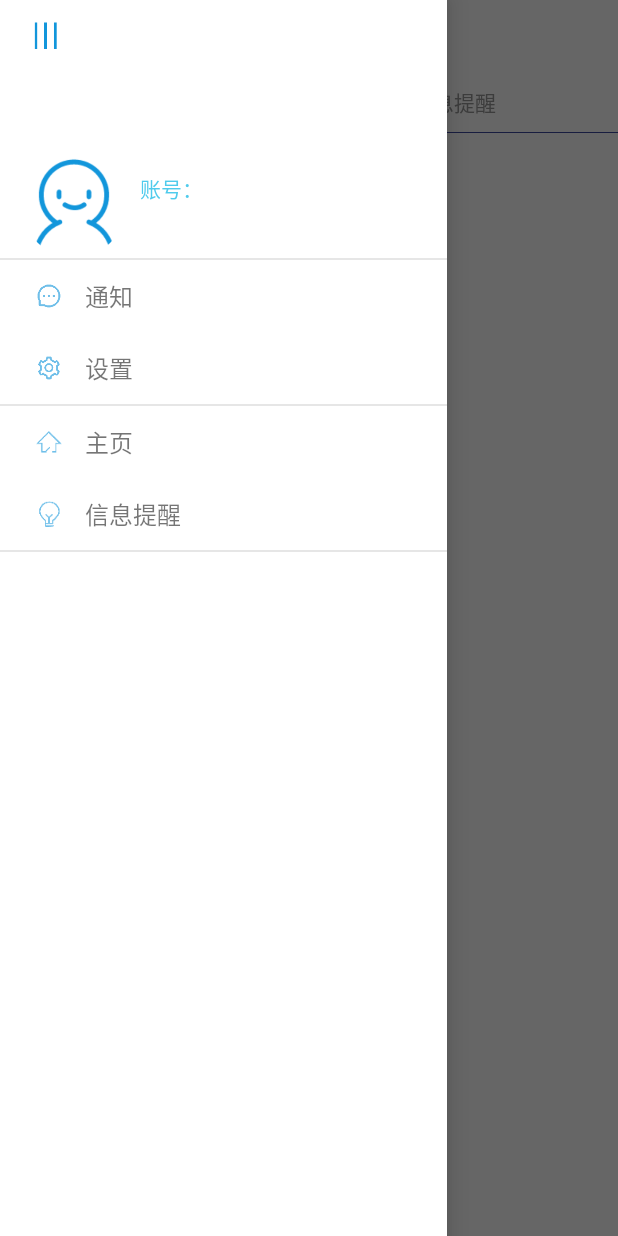
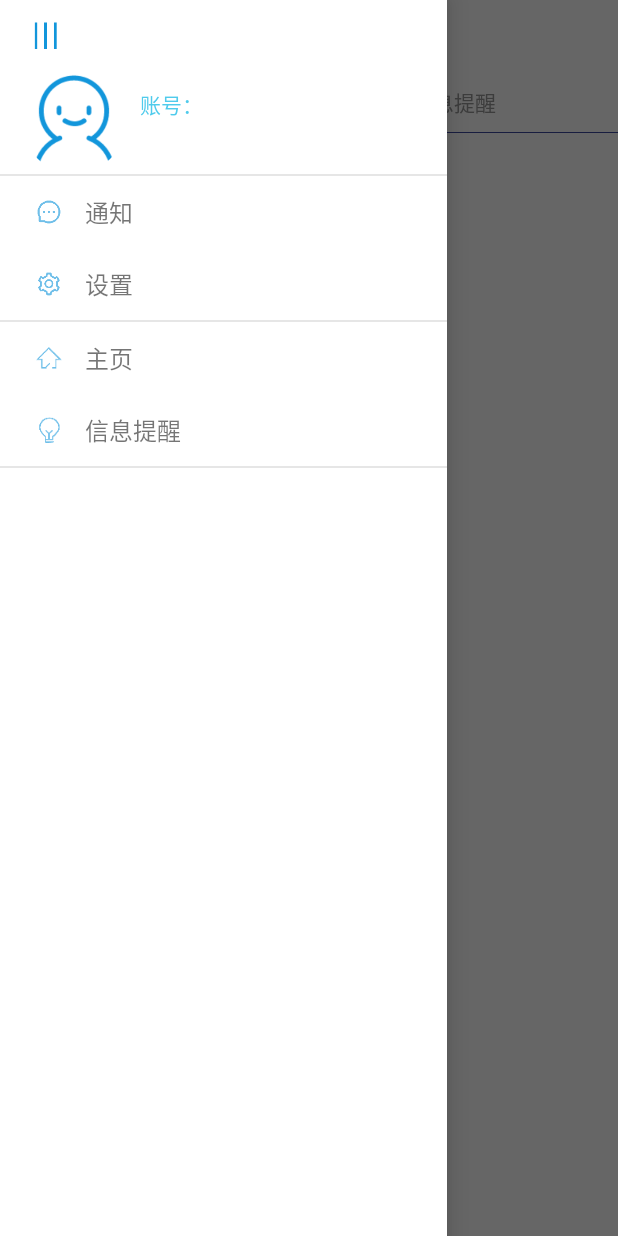
Before and after one commit to sparrowleung/RentalHouseManager, an Android app: the MainActivity screen opened directly, with no data from a screen before it, with the side drawer open, on a phone screen of 412 x 824 dp. Run offline under Robolectric (Android 15) with nearby library versions, the phone set to English and light mode, and no system bars; our stand-ins replace CircleImageView, data binding; libraries missing offline, so code that uses them is left out: cn.bmob.v3; 6 statements that could not run were skipped.

Commit message:
GuillotineView Open By Click DrawerIcon in MainActivity

```diff
--- a/app/src/main/java/com/example/samsung/rentalhousemanager/main/MainActivity.java
+++ b/app/src/main/java/com/example/samsung/rentalhousemanager/main/MainActivity.java
@@ -119,7 +119,8 @@ public class MainActivity extends BaseActivity implements IMainView, GuillotineL
         setupActionBar();
         setTabPadding(mTabLayout);
 
-        mDrawerLayout.addView(guillotineView, new DrawerLayout.LayoutParams(DrawerLayout.LayoutParams.WRAP_CONTENT, DrawerLayout.LayoutParams.WRAP_CONTENT));
+        int width = (int) TypedValue.applyDimension(TypedValue.COMPLEX_UNIT_DIP, 298, this.getResources().getDisplayMetrics());
+        mDrawerLayout.addView(guillotineView, new DrawerLayout.LayoutParams(width, DrawerLayout.LayoutParams.WRAP_CONTENT));
 
         ImageView imageView = guillotineView.findViewById(R.id.drawerIcon);
         imageView.setImageResource(R.drawable.navi_icon_90);
--- a/app/src/main/res/layout/activity_main.xml
+++ b/app/src/main/res/layout/activity_main.xml
@@ -93,7 +93,7 @@
                     android:id="@+id/drawer_list"
                     android:layout_width="match_parent"
                     android:layout_height="wrap_content"
-                    android:layout_marginTop="?attr/actionBarSize" />
+                    />
             </LinearLayout>
 
         </android.support.design.widget.NavigationView>
```
